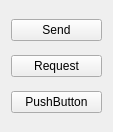
Qt form dapcash-wallet/ui/DapUiWidgetChainOperations.ui (dmitriigerasimov/dapcash-wallet) before a commit.
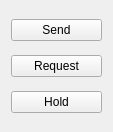
The same form after that commit.

The edit to the form file:
```diff
--- a/dapcash-wallet/ui/DapUiWidgetChainOperations.ui
+++ b/dapcash-wallet/ui/DapUiWidgetChainOperations.ui
@@ -31,7 +31,7 @@
    <item>
     <widget class="QPushButton" name="Hold">
      <property name="text">
-      <string>PushButton</string>
+      <string>Hold</string>
      </property>
     </widget>
    </item>
```
